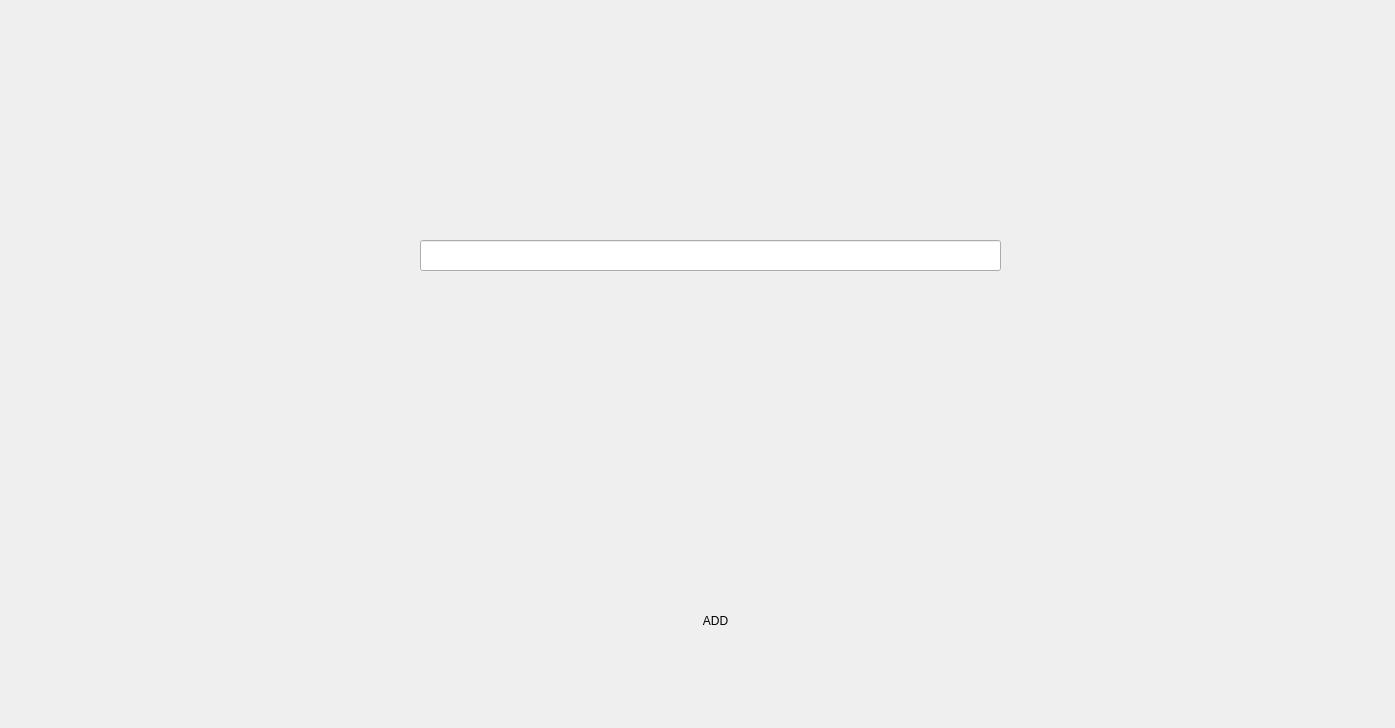
Qt form managegrades.ui (0Abdalla0/courseRegistration) before a commit.
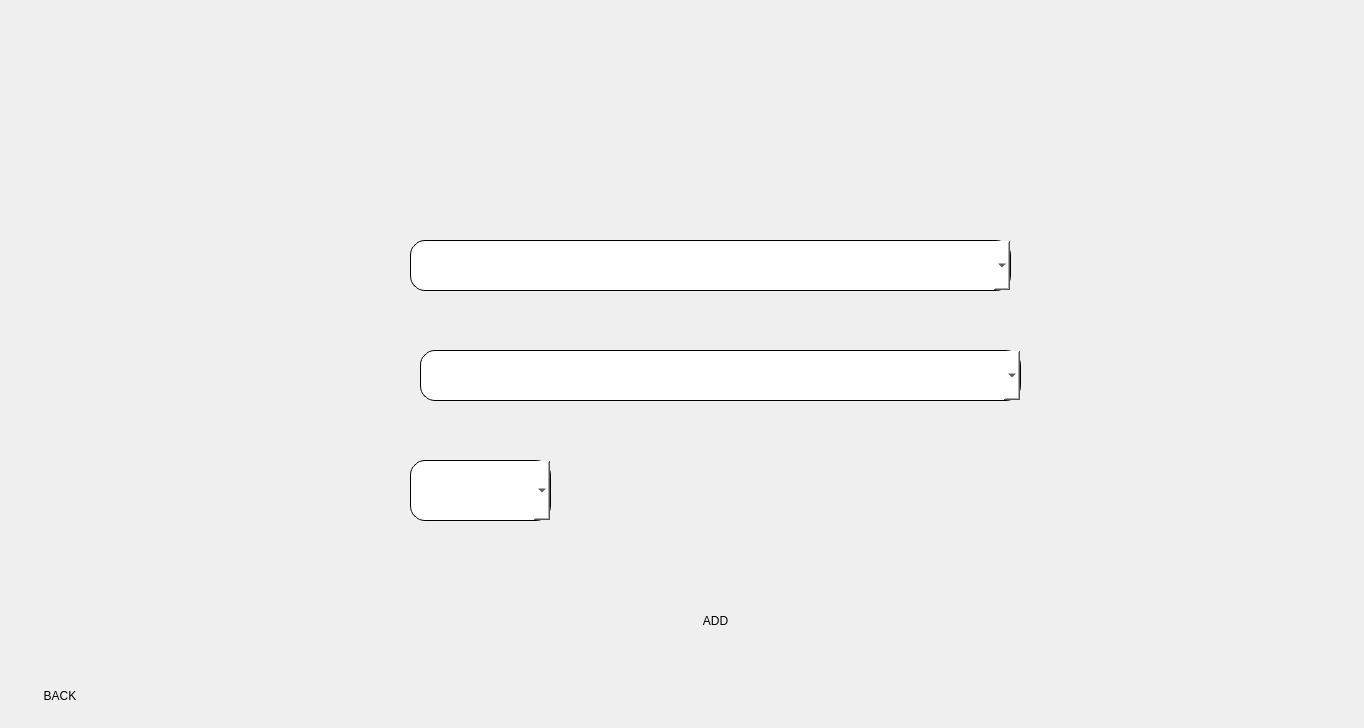
The same form after that commit. Icons and pictures are not drawn.

```diff
--- a/managegrades.ui
+++ b/managegrades.ui
@@ -6,7 +6,7 @@
    <rect>
     <x>0</x>
     <y>0</y>
-    <width>1395</width>
+    <width>1364</width>
     <height>728</height>
    </rect>
   </property>
@@ -36,17 +36,79 @@
     <string>ADD</string>
    </property>
   </widget>
-  <widget class="QLineEdit" name="studIDtxt">
+  <widget class="QComboBox" name="courseNameCmb">
    <property name="geometry">
     <rect>
      <x>420</x>
+     <y>350</y>
+     <width>601</width>
+     <height>51</height>
+    </rect>
+   </property>
+   <property name="styleSheet">
+    <string notr="true">background-color: rgb(255, 255, 255);
+background-image: url(:/imgs/images/white.jpg);
+font: 18pt &quot;Segoe UI&quot;;
+border:1px solid black;
+border-radius:15%;
+color:black;</string>
+   </property>
+  </widget>
+  <widget class="QComboBox" name="studIdCmb">
+   <property name="geometry">
+    <rect>
+     <x>410</x>
      <y>240</y>
-     <width>581</width>
+     <width>601</width>
+     <height>51</height>
+    </rect>
+   </property>
+   <property name="styleSheet">
+    <string notr="true">background-color: rgb(255, 255, 255);
+background-image: url(:/imgs/images/white.jpg);
+font: 18pt &quot;Segoe UI&quot;;
+border:1px solid black;
+border-radius:15%;
+color:black;</string>
+   </property>
+  </widget>
+  <widget class="QComboBox" name="gradeCmb">
+   <property name="geometry">
+    <rect>
+     <x>410</x>
+     <y>460</y>
+     <width>141</width>
+     <height>61</height>
+    </rect>
+   </property>
+   <property name="styleSheet">
+    <string notr="true">background-color: rgb(255, 255, 255);
+background-image: url(:/imgs/images/white.jpg);
+font: 18pt &quot;Segoe UI&quot;;
+border:1px solid black;
+border-radius:15%;
+color:black;</string>
+   </property>
+  </widget>
+  <widget class="QPushButton" name="backBtn">
+   <property name="geometry">
+    <rect>
+     <x>20</x>
+     <y>680</y>
+     <width>80</width>
      <height>31</height>
     </rect>
    </property>
    <property name="styleSheet">
-    <string notr="true">background-image: url(:/imgs/images/white.jpg);</string>
+    <string notr="true">background-image: url(:/imgs/images/white.jpg);
+color:black;
+border:none;
+font: 18pt &quot;Segoe UI&quot;;
+border-radius:15%;
+</string>
+   </property>
+   <property name="text">
+    <string>BACK</string>
    </property>
   </widget>
  </widget>
```
